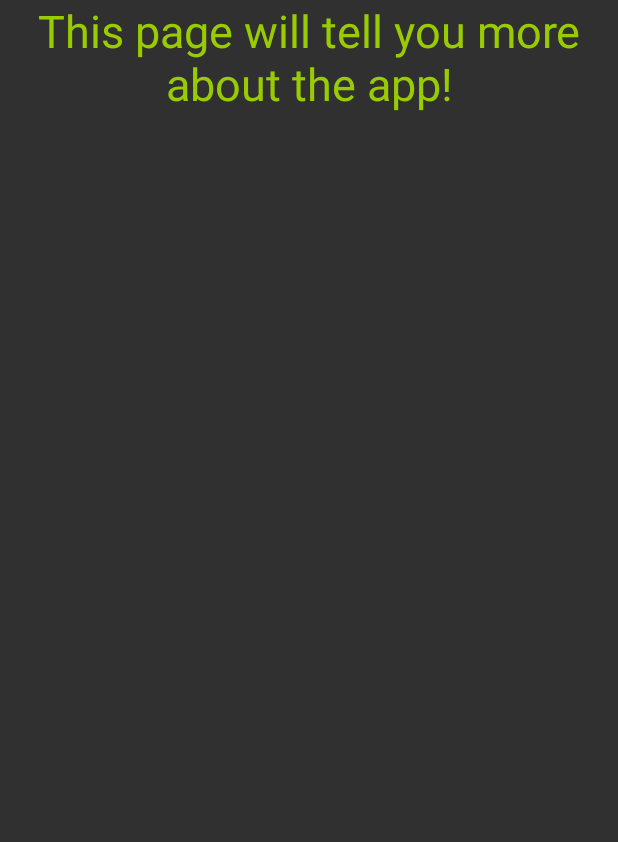
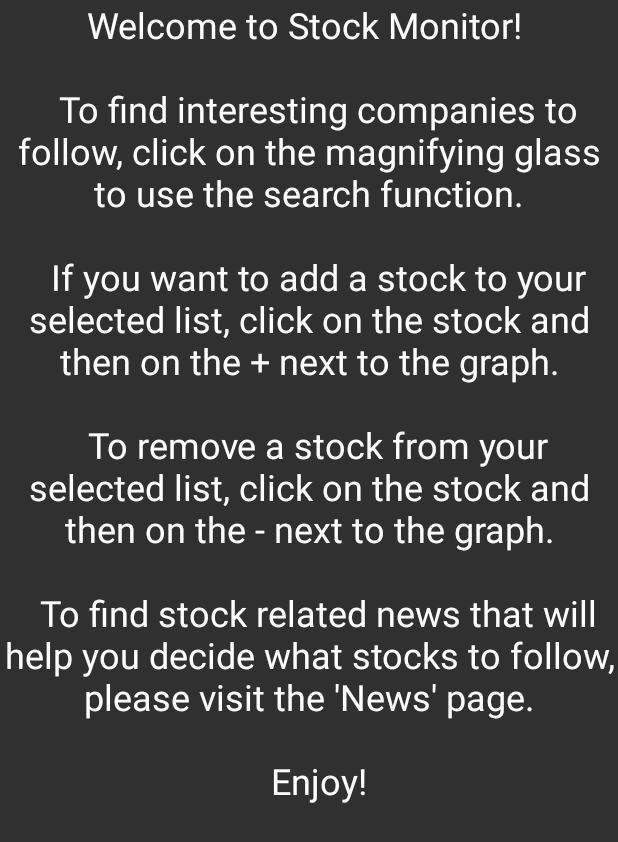
Before and after one commit to Starksprit/StockMonitor, an Android app: the AboutActivity screen opened directly, with no data from a screen before it, on a phone screen of 412 x 824 dp. Shown: the top 842 px of the screen. Run offline under Robolectric (Android 15) with nearby library versions, the phone set to English and light mode, and no system bars; 1 statement that could not run was skipped.

Commit message:
Updated about and added help text//Emma

```diff
--- a/app/src/main/res/layout/activity_about.xml
+++ b/app/src/main/res/layout/activity_about.xml
@@ -6,13 +6,24 @@
     android:layout_height="match_parent"
     tools:context=".AboutActivity">
 
+
     <TextView
         android:id="@+id/textView"
         android:layout_width="wrap_content"
         android:layout_height="585dp"
         android:background="?android:attr/windowBackground"
-        android:text="This page will tell you more about the app!"
+        android:text="Welcome to Stock Monitor! \n\n
+
+To find interesting companies to follow, click on the magnifying glass to use the search function.\n\n
+
+If you want to add a stock to your selected list, click on the stock and then on the + next to the graph.\n\n
+
+To remove a stock from your selected list, click on the stock and then on the - next to the graph.\n\n
+
+To find stock related news that will help you decide what stocks to follow, please visit the 'News' page.\n\n
+
+Enjoy!"
         android:textAlignment="center"
-        android:textColor="@android:color/holo_green_light"
-        android:textSize="30sp" />
+        android:textColor="@android:color/white"
+        android:textSize="24sp" />
 </android.support.constraint.ConstraintLayout>
```
